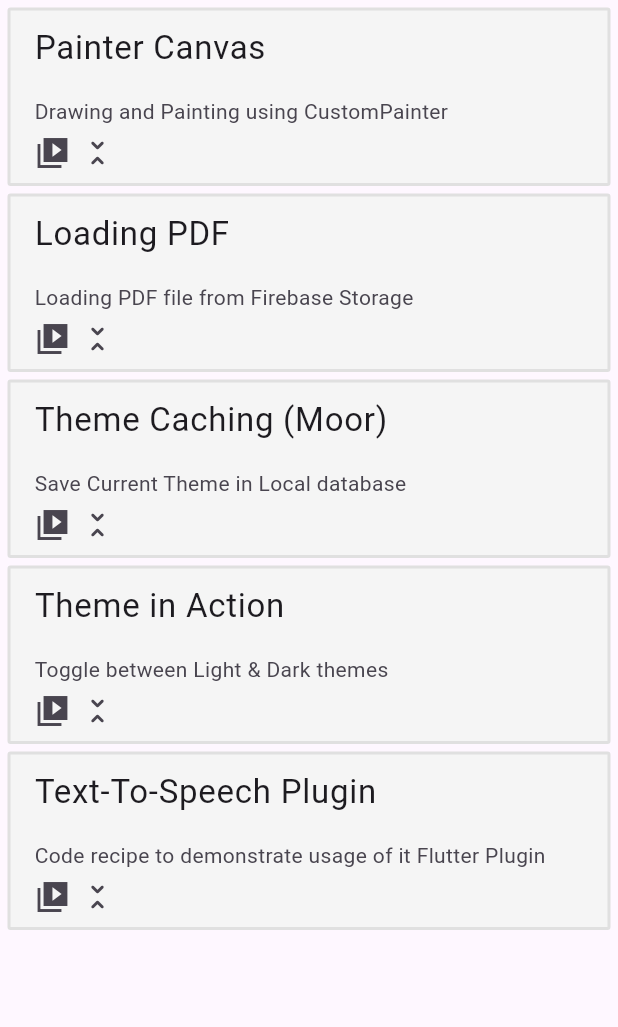
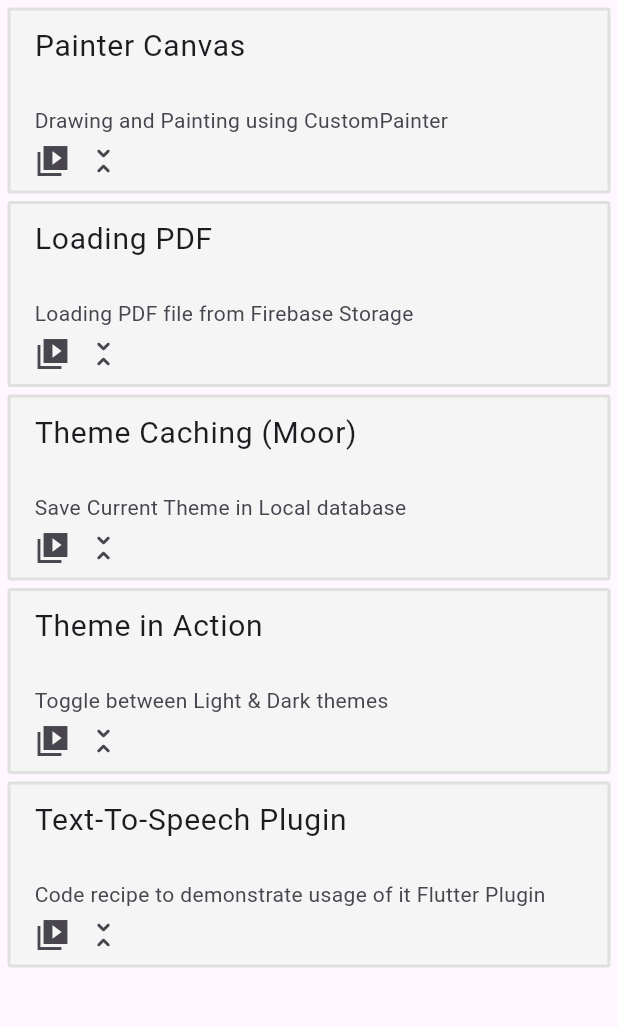
Before and after one commit to Ushie-E/cook_book, a Flutter app: the screen it shows after launch, on a phone screen of 412 x 824 dp, the part 84-1111 px from its top. Run offline on Flutter 3.47's test engine with Material 3 defaults, Android fonts, the phone set to English and light mode, and no system bars; our stand-ins replace gap, stacked, stacked_services, stacked_shared.

Commit message:
update tile cook book

```diff
--- a/lib/ui/views/cook_page/component/tile_cook_book.dart
+++ b/lib/ui/views/cook_page/component/tile_cook_book.dart
@@ -1,5 +1,5 @@
+import 'package:cook_book/ui/common/ui_helpers.dart';
 import 'package:flutter/material.dart';
-import 'package:gap/gap.dart';
 
 class TileCookBook extends StatelessWidget {
   const TileCookBook({
@@ -31,20 +31,20 @@ class TileCookBook extends StatelessWidget {
           children: [
             Text(
               titleName!,
-              style: const TextStyle(fontSize: 22),
+              style: const TextStyle(fontSize: 20),
             ),
-            const Gap(16),
+            horizontalSpaceMedium,
           ],
         ),
         subtitle: Column(
           crossAxisAlignment: CrossAxisAlignment.start,
           children: [
             Text(subTitleName!),
-            const Gap(6),
+            horizontalSpaceTiny,
             const Row(
               children: [
                 Icon(Icons.video_collection_sharp),
-                Gap(6),
+                horizontalSpaceSmall,
                 Icon(Icons.unfold_less_rounded)
               ],
             )
```
